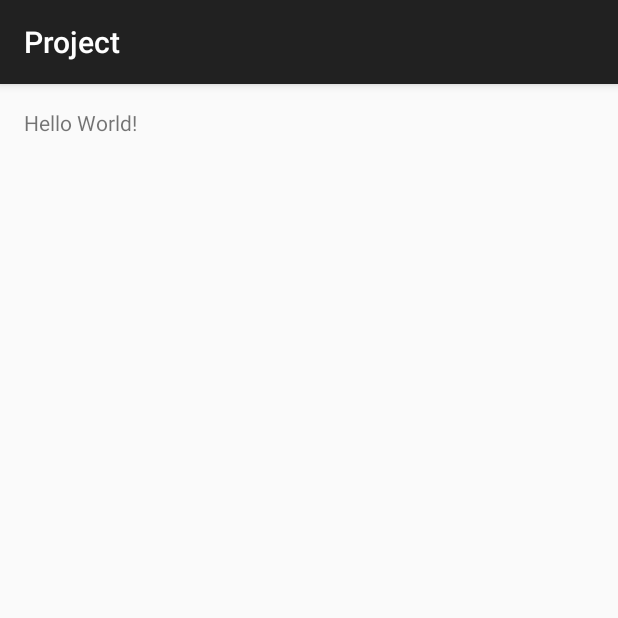
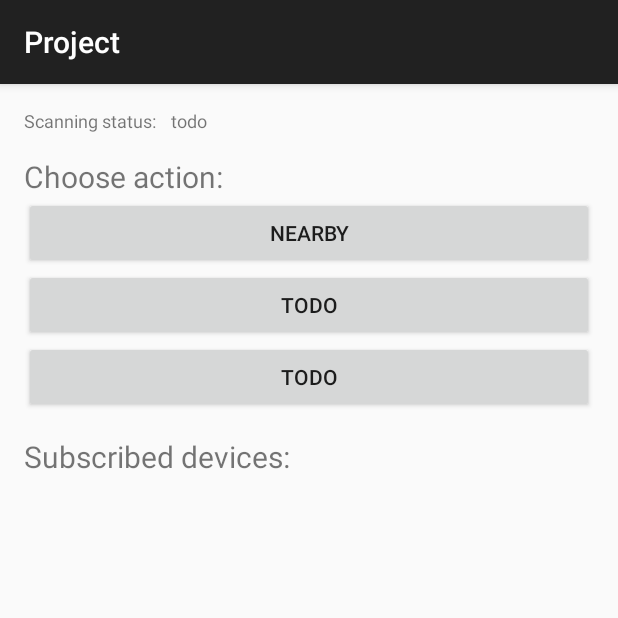
Before and after one commit to tomislijepcevic/muc_project, an Android app: the screen it shows after launch (MainActivity), on a phone screen of 412 x 824 dp, the top half of it. Run offline under Robolectric (Android 15) with nearby library versions, the light colour scheme and no system bars.

Commit message:
Added base main layout.

```diff
--- a/app/src/main/res/layout/activity_main.xml
+++ b/app/src/main/res/layout/activity_main.xml
@@ -1,11 +1,9 @@
 <?xml version="1.0" encoding="utf-8"?>
 <RelativeLayout xmlns:android="http://schemas.android.com/apk/res/android"
     xmlns:tools="http://schemas.android.com/tools" android:layout_width="match_parent"
-    android:layout_height="match_parent" android:paddingLeft="@dimen/activity_horizontal_margin"
-    android:paddingRight="@dimen/activity_horizontal_margin"
-    android:paddingTop="@dimen/activity_vertical_margin"
-    android:paddingBottom="@dimen/activity_vertical_margin" tools:context=".MainActivity">
+    android:layout_height="match_parent"
+    tools:context=".MainActivity">
 
-    <TextView android:text="Hello World!" android:layout_width="wrap_content"
-        android:layout_height="wrap_content" android:id="@+id/textView" />
+    <include layout="@layout/content_main" />
+
 </RelativeLayout>
--- /dev/null
+++ b/app/src/main/res/layout/content_main.xml
@@ -0,0 +1,88 @@
+<?xml version="1.0" encoding="utf-8"?>
+
+<RelativeLayout xmlns:android="http://schemas.android.com/apk/res/android"
+    xmlns:tools="http://schemas.android.com/tools"
+    android:layout_width="match_parent"
+    android:layout_height="match_parent" android:paddingLeft="@dimen/activity_horizontal_margin"
+    android:paddingRight="@dimen/activity_horizontal_margin"
+    android:paddingTop="@dimen/activity_vertical_margin"
+    android:paddingBottom="@dimen/activity_vertical_margin"
+    tools:showIn="@layout/activity_main" tools:context=".MainActivity">
+
+    <LinearLayout
+        android:layout_width="wrap_content"
+        android:layout_height="wrap_content"
+        android:orientation="horizontal"
+        android:id="@+id/linearLayout"
+        android:layout_marginBottom="15dp">
+        <TextView
+            android:text="@string/scanning_status"
+            android:layout_width="wrap_content"
+            android:layout_height="wrap_content"
+            android:layout_marginRight="10dp"
+            android:textSize="12sp"/>
+        <TextView
+            android:layout_width="wrap_content"
+            android:layout_height="wrap_content"
+            android:text="todo"
+            android:id="@+id/scan_status"
+            android:textSize="12sp"/>
+    </LinearLayout>
+
+    <LinearLayout
+        android:layout_width="match_parent"
+        android:layout_height="wrap_content"
+        android:orientation="vertical"
+        android:id="@+id/linearLayoutBtns"
+        android:layout_below="@+id/linearLayout"
+        android:layout_centerHorizontal="true"
+        android:layout_marginBottom="15dp">
+
+        <TextView
+            android:layout_width="wrap_content"
+            android:layout_height="wrap_content"
+            android:text="@string/choose_action"
+            android:textSize="20sp"/>
+
+        <Button
+            android:layout_width="match_parent"
+            android:layout_weight="1"
+            android:layout_height="wrap_content"
+            android:text="@string/nearby_devices"
+            android:id="@+id/nearby_btn" />
+
+        <Button
+            android:layout_width="match_parent"
+            android:layout_weight="1"
+            android:layout_height="wrap_content"
+            android:text="Todo"
+            android:id="@+id/todo_btn" />
+
+        <Button
+            android:layout_width="match_parent"
+            android:layout_weight="1"
+            android:layout_height="wrap_content"
+            android:text="Todo"
+            android:id="@+id/todo2_btn" />
+    </LinearLayout>
+
+
+    <TextView
+        android:layout_width="wrap_content"
+        android:layout_height="wrap_content"
+        android:text="@string/subscribed_devices"
+        android:id="@+id/textView"
+        android:layout_below="@+id/linearLayoutBtns"
+        android:layout_alignParentLeft="true"
+        android:layout_alignParentStart="true"
+        android:textSize="20sp"/>
+
+    <ListView
+        android:layout_width="wrap_content"
+        android:layout_height="wrap_content"
+        android:id="@+id/device_list"
+        android:layout_below="@+id/textView"
+        android:layout_alignParentLeft="true"
+        android:layout_alignParentStart="true" />
+
+</RelativeLayout>
--- a/app/src/main/res/values/strings.xml
+++ b/app/src/main/res/values/strings.xml
@@ -1,3 +1,7 @@
 <resources>
     <string name="app_name">Project</string>
+    <string name="subscribed_devices">Subscribed devices:</string>
+    <string name="nearby_devices">Nearby</string>
+    <string name="scanning_status">Scanning status:</string>
+    <string name="choose_action">Choose action:</string>
 </resources>
```
Also changed, not shown: 2 other files.
